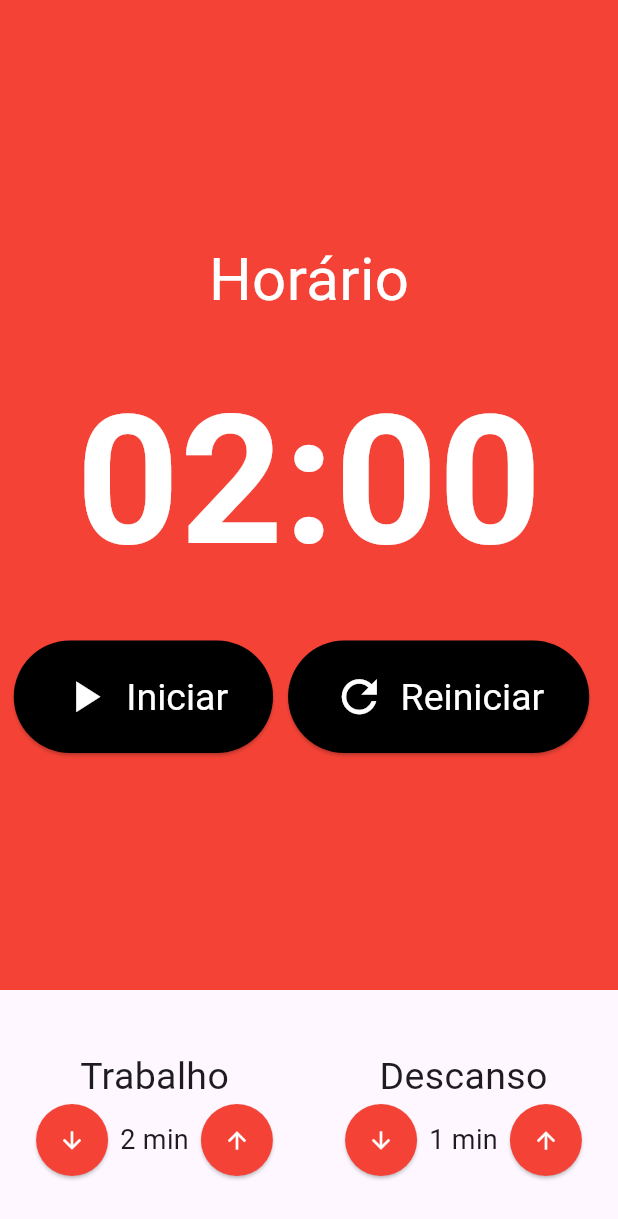
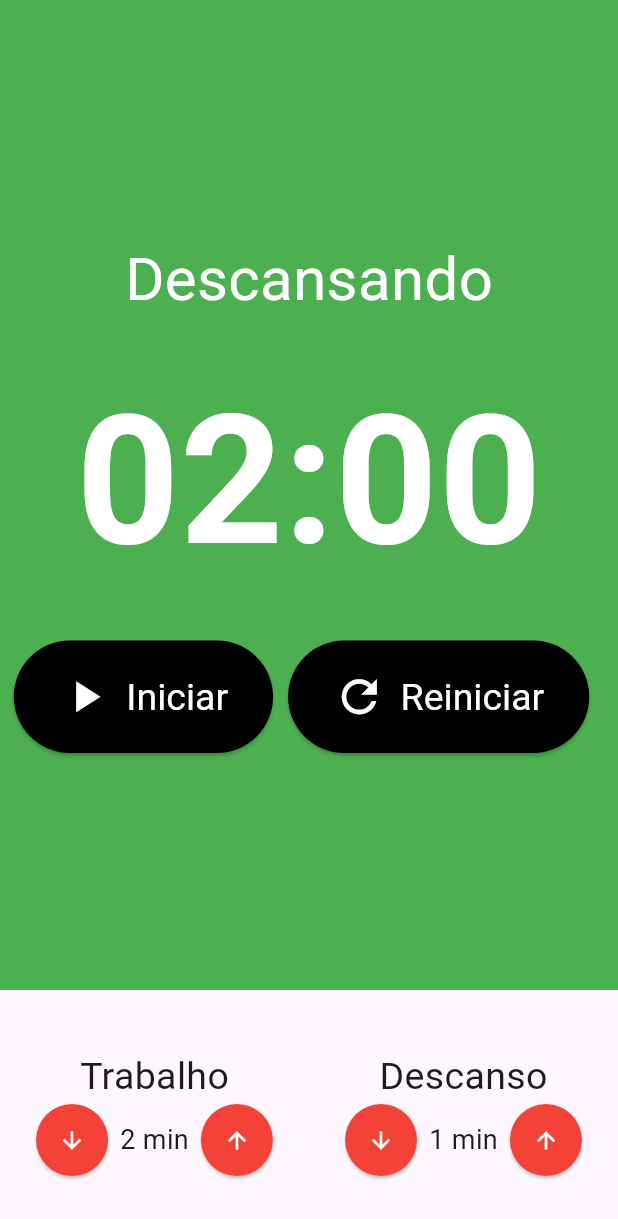
Before and after one commit to maitabom/pomodoro, a Flutter app: the screen it shows after launch, on a phone screen of 412 x 824 dp. Shown: the top 1219 px of the screen. Run offline on Flutter 3.47's test engine with Material 3 defaults, Android fonts, the phone set to English and light mode, and no system bars; our stand-ins replace flutter_mobx, mobx; generated files the repository leaves out were written again.

Commit message:
adicionar lógica para exibir o estado do cronômetro e atualizar cores no componente Cronometro e EntradaTempo

```diff
--- a/lib/components/cronometro.dart
+++ b/lib/components/cronometro.dart
@@ -10,14 +10,16 @@ class Cronometro extends StatelessWidget {
   @override
   Widget build(BuildContext context) {
     final store = Provider.of<PomodoroStore>(context);
+    final titulo = store.estaTrabalhando() ? 'Trabalhando' : 'Descansando';
+    final colorStatus = store.estaTrabalhando() ? Colors.red : Colors.green;
 
     return Container(
-      color: Colors.red,
+      color: colorStatus,
       child: Column(
         crossAxisAlignment: CrossAxisAlignment.center,
         mainAxisAlignment: MainAxisAlignment.center,
         children: [
-          Text('Horário', style: TextStyle(fontSize: 40, color: Colors.white)),
+          Text(titulo, style: TextStyle(fontSize: 40, color: Colors.white)),
           SizedBox(height: 20),
           Text(
             '${store.minutos.toString().padLeft(2, '0')}:${store.segundos.toString().padLeft(2, '0')}',
--- a/lib/components/entrada_tempo.dart
+++ b/lib/components/entrada_tempo.dart
@@ -1,4 +1,6 @@
 import 'package:flutter/material.dart';
+import 'package:pomodoro/store/pomodoro.store.dart';
+import 'package:provider/provider.dart';
 
 class EntradaTempo extends StatelessWidget {
   final String titulo;
@@ -16,6 +18,9 @@ class EntradaTempo extends StatelessWidget {
 
   @override
   Widget build(BuildContext context) {
+    final store = Provider.of<PomodoroStore>(context);
+    final colorStatus = store.estaDescansando() ? Colors.red : Colors.green;
+
     return Column(
       crossAxisAlignment: CrossAxisAlignment.center,
       children: [
@@ -28,7 +33,7 @@ class EntradaTempo extends StatelessWidget {
               style: ElevatedButton.styleFrom(
                 shape: CircleBorder(),
                 padding: EdgeInsets.all(15),
-                backgroundColor: Colors.red,
+                backgroundColor: colorStatus,
               ),
               child: Icon(Icons.arrow_downward, color: Colors.white),
             ),
@@ -39,7 +44,7 @@ class EntradaTempo extends StatelessWidget {
               style: ElevatedButton.styleFrom(
                 shape: CircleBorder(),
                 padding: EdgeInsets.all(15),
-                backgroundColor: Colors.red,
+                backgroundColor: colorStatus,
               ),
               child: Icon(Icons.arrow_upward, color: Colors.white),
             ),
```
